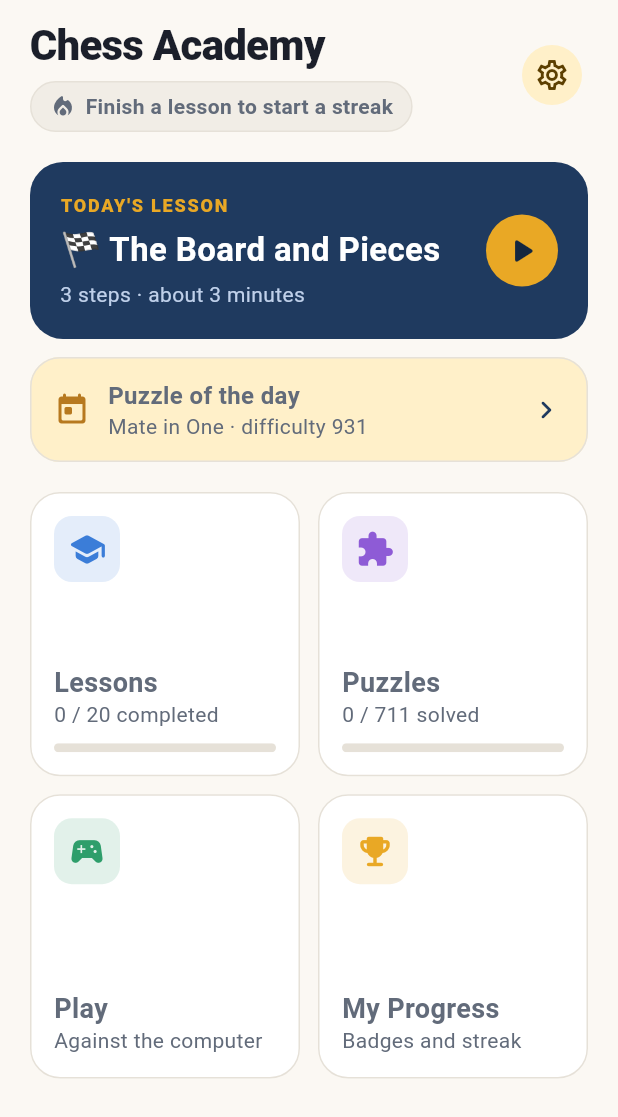
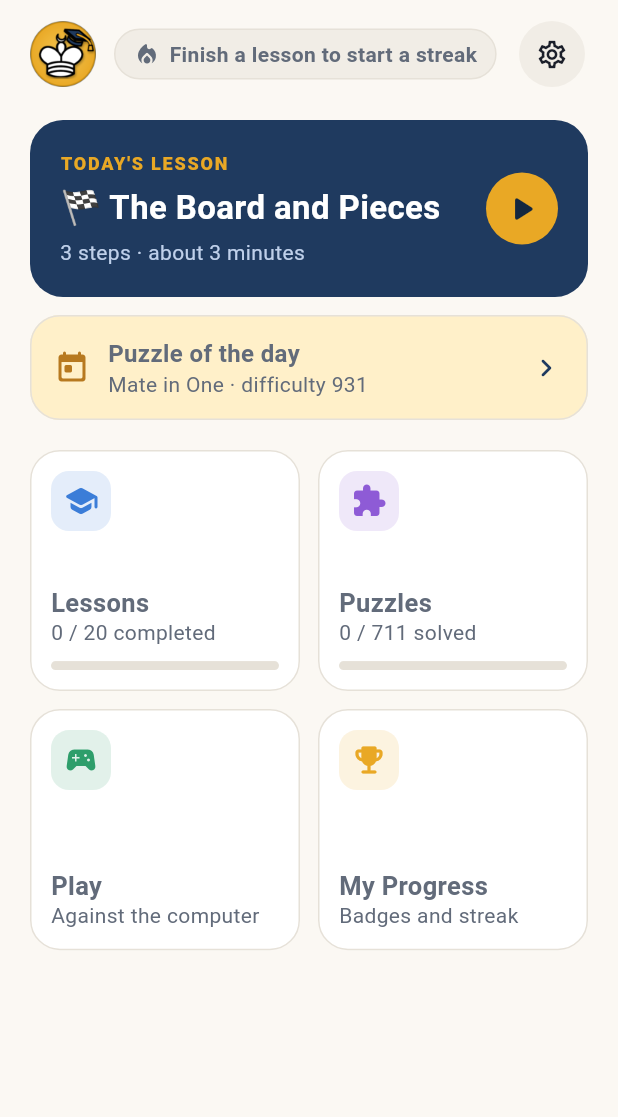
Before and after one commit to DavutKeskin/chess-academy, a Flutter app: the HomeScreen screen opened directly, on a phone screen of 412 x 824 dp. Shown: the top 1117 px of the screen. Run offline on Flutter 3.47's test engine with Material 3 defaults, Android fonts, the phone set to English and light mode, and no system bars; our stand-ins replace audioplayers, in_app_purchase, shared_preferences; missing offline and left inert: chessground, dartchess, nsd, stockfish; accounts and stored records are empty; generated files the repository leaves out were written again; statements that could not run were skipped.

Commit message:
Ana sayfa başlığı: uygulama adı yerine madalyon logo, sade ayarlar düğmesi
Başlıkta 'Satranç Akademi' yazısı yerine ikondaki altın madalyon (ad erişilebilirlik
etiketi olarak kalır); seri rozeti logonun yanında ve kesilmez; bölüm kartları daha sıkı.
Logo make_branding.py ile üretilir (assets/logo 44/88/132 px).

Co-Authored-By: Claude Opus 5 (1M context) <noreply@anthropic.com>

```diff
--- a/lib/features/home/home_screen.dart
+++ b/lib/features/home/home_screen.dart
@@ -71,7 +71,7 @@ class HomeScreen extends StatelessWidget {
                   physics: const NeverScrollableScrollPhysics(),
                   mainAxisSpacing: 12,
                   crossAxisSpacing: 12,
-                  childAspectRatio: 0.95,
+                  childAspectRatio: 1.12,
                   children: [
                     _ModuleTile(
                       icon: Icons.school_rounded,
@@ -134,20 +134,27 @@ class _Header extends StatelessWidget {
   Widget build(BuildContext context) {
     return Row(
       children: [
+        // Uygulama adı yerine logo; ad ekran okuyucu için etiket olarak kalır.
+        Semantics(
+          label: context.t.appName,
+          header: true,
+          image: true,
+          child: const Image(image: AssetImage('assets/logo/logo.png'), width: 44, height: 44),
+        ),
+        const SizedBox(width: 12),
         Expanded(
-          child: Column(
-            crossAxisAlignment: CrossAxisAlignment.start,
-            children: [
-              Text(context.t.appName, style: Theme.of(context).textTheme.headlineMedium),
-              const SizedBox(height: 6),
-              Row(children: [_StreakPill(streak: streak)]),
-            ],
-          ),
+          child: Align(alignment: Alignment.centerLeft, child: _StreakPill(streak: streak)),
         ),
-        IconButton.filledTonal(
+        const SizedBox(width: 8),
+        IconButton(
           tooltip: context.t.settings,
           onPressed: onSettings,
-          icon: const Icon(Icons.settings_outlined),
+          style: IconButton.styleFrom(
+            backgroundColor: AppColors.surfaceContainer,
+            foregroundColor: AppColors.ink,
+            fixedSize: const Size(44, 44),
+          ),
+          icon: const Icon(Icons.settings_outlined, size: 22),
         ),
       ],
     );
@@ -324,24 +331,24 @@ class _ModuleTile extends StatelessWidget {
         borderRadius: BorderRadius.circular(20),
         onTap: onTap,
         child: Padding(
-          padding: const EdgeInsets.all(16),
+          padding: const EdgeInsets.all(14),
           child: Column(
             crossAxisAlignment: CrossAxisAlignment.start,
             children: [
               Container(
-                width: 44,
-                height: 44,
+                width: 40,
+                height: 40,
                 decoration: BoxDecoration(
                   color: color.withValues(alpha: 0.14),
                   borderRadius: BorderRadius.circular(12),
                 ),
-                child: Icon(icon, color: color, size: 26),
+                child: Icon(icon, color: color, size: 24),
               ),
               const Spacer(),
               Text(title,
                   maxLines: 1,
                   overflow: TextOverflow.ellipsis,
-                  style: const TextStyle(fontSize: 18, fontWeight: FontWeight.w700, height: 1.2)),
+                  style: const TextStyle(fontSize: 17, fontWeight: FontWeight.w700, height: 1.2)),
               const SizedBox(height: 2),
               Text(subtitle,
                   maxLines: 1,
--- a/pubspec.yaml
+++ b/pubspec.yaml
@@ -73,6 +73,9 @@ flutter:
 
   # To add assets to your application, add an assets section, like this:
   assets:
+    - assets/logo/
+    - assets/logo/2.0x/
+    - assets/logo/3.0x/
     - assets/pieces/hilal/
     - assets/pieces/hilal/2.0x/
     - assets/pieces/hilal/3.0x/
```
Also changed, not shown: assets/logo/2.0x/logo.png (added), assets/logo/3.0x/logo.png (added), assets/logo/logo.png (added), 1 other file.
